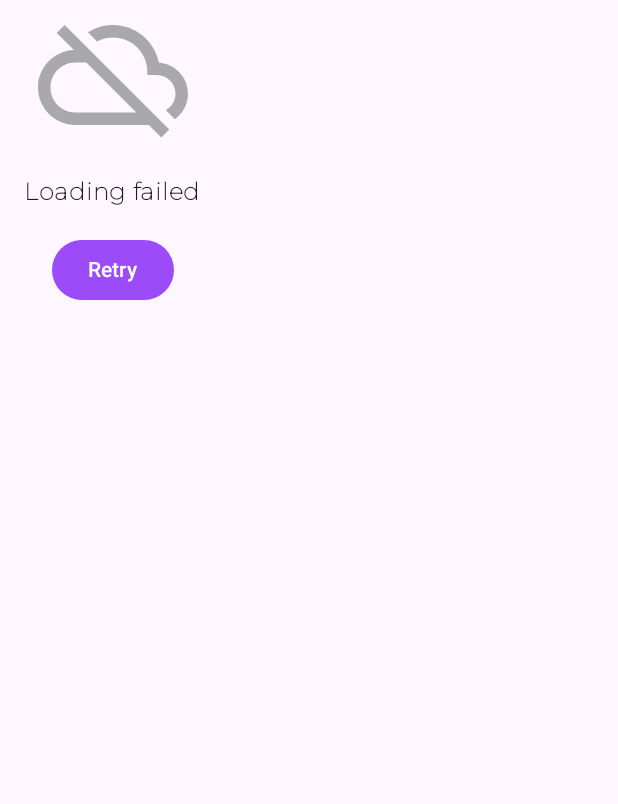
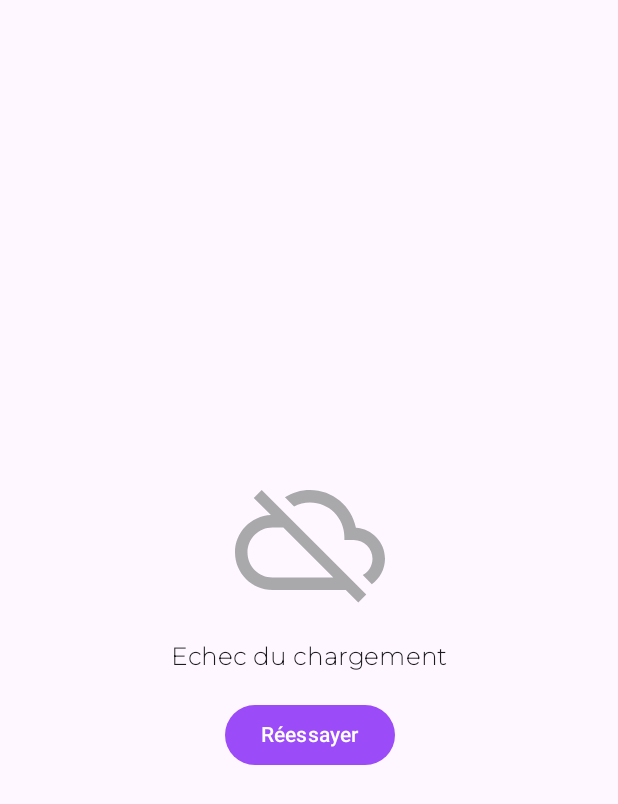
Before and after one commit to AdrienChenuEXE/S5_A_01, an Android app built with Jetpack Compose: the composable ErrorScreen shown on its own in the app's theme, on a phone screen of 412 x 824 dp. Shown: the top 804 px of the screen. Run offline under Robolectric (Android 15) with nearby library versions, the phone set to English and light mode, and no system bars.

Commit message:
[STYLE] : upgrade style and turn text in french

```diff
--- a/app/src/main/java/com/example/application_s5_a_01/model/SingleMeasure.kt
+++ b/app/src/main/java/com/example/application_s5_a_01/model/SingleMeasure.kt
@@ -5,7 +5,7 @@ import com.example.application_s5_a_01.R
 enum class MeasureValues(
     val value: String,
     val unity: String?,
-    val icon: Int? = R.drawable.weed
+    val icon: Int? = R.drawable.ic_connection_error
     ) {
     humidity("Humidité", "%"),
     temperature("Température", "°C", R.drawable.temperature),
--- a/app/src/main/java/com/example/application_s5_a_01/ui/composables/ErrorScreen.kt
+++ b/app/src/main/java/com/example/application_s5_a_01/ui/composables/ErrorScreen.kt
@@ -2,8 +2,11 @@ package com.example.application_s5_a_01.ui.composables
 
 import androidx.compose.foundation.Image
 import androidx.compose.foundation.layout.Arrangement
+import androidx.compose.foundation.layout.Box
 import androidx.compose.foundation.layout.Column
+import androidx.compose.foundation.layout.fillMaxSize
 import androidx.compose.foundation.layout.padding
+import androidx.compose.foundation.layout.size
 import androidx.compose.material3.Button
 import androidx.compose.material3.Text
 import androidx.compose.runtime.Composable
@@ -19,18 +22,28 @@ fun ErrorScreen(
     retryAction: () -> Unit,
     modifier: Modifier = Modifier
 ) {
+    Box(
+        modifier = modifier
+            .fillMaxSize()
+            .padding(16.dp),
+        contentAlignment = Alignment.Center
+    ) {
         Column(
-        modifier = modifier,
             verticalArrangement = Arrangement.Center,
             horizontalAlignment = Alignment.CenterHorizontally
         ) {
             Image(
                 painter = painterResource(id = R.drawable.ic_connection_error),
-            contentDescription = ""
+                contentDescription = "",
+                modifier = Modifier.size(100.dp)
             )
-        Text(text = stringResource(R.string.loading_failed), modifier = Modifier.padding(16.dp))
+            Text(
+                text = stringResource(R.string.loading_failed),
+                modifier = Modifier.padding(vertical = 16.dp)
+            )
             Button(onClick = retryAction) {
                 Text(stringResource(R.string.retry))
             }
         }
     }
+}
--- a/app/src/main/java/com/example/application_s5_a_01/ui/screens/ClassRoomDetailsScreen.kt
+++ b/app/src/main/java/com/example/application_s5_a_01/ui/screens/ClassRoomDetailsScreen.kt
@@ -102,7 +102,7 @@ fun ClassRoomDetails(
             horizontalArrangement = Arrangement.Center
         ) {
             Text(
-                text = ("Classroom " + data?.data?.get(0)?.salle) ?: "",
+                text = ("Salle " + data?.data?.get(0)?.salle?.uppercase()) ?: "",
                 fontWeight = FontWeight.ExtraBold,
                 color = Color.White,
                 fontSize = 40.sp
--- a/app/src/main/res/values/strings.xml
+++ b/app/src/main/res/values/strings.xml
@@ -1,6 +1,6 @@
 <resources>
-    <string name="app_name">Application_S5_A_01</string>
-    <string name="loading">Loading</string>
-    <string name="loading_failed">Loading failed</string>
-    <string name="retry">Retry</string>
+    <string name="app_name">EduSense</string>
+    <string name="loading">Chargement</string>
+    <string name="loading_failed">Echec du chargement</string>
+    <string name="retry">Réessayer</string>
 </resources>
```
Also changed, not shown: app/src/main/java/com/example/application_s5_a_01/ui/screens/ClassRoomListScreen.kt (+6 -12 lines), app/src/main/java/com/example/application_s5_a_01/ui/screens/OnboardingScreen.kt (+12 -16 lines), app/src/main/res/drawable/weed.xml (deleted, +0 -9 lines), app/src/main/res/drawable/application_mobile.png (added), app/src/main/res/drawable/intelligence_artificielle.png (added), app/src/main/res/drawable/iut_logo.png (added). Lines whose indentation alone changed are shown as unchanged.
